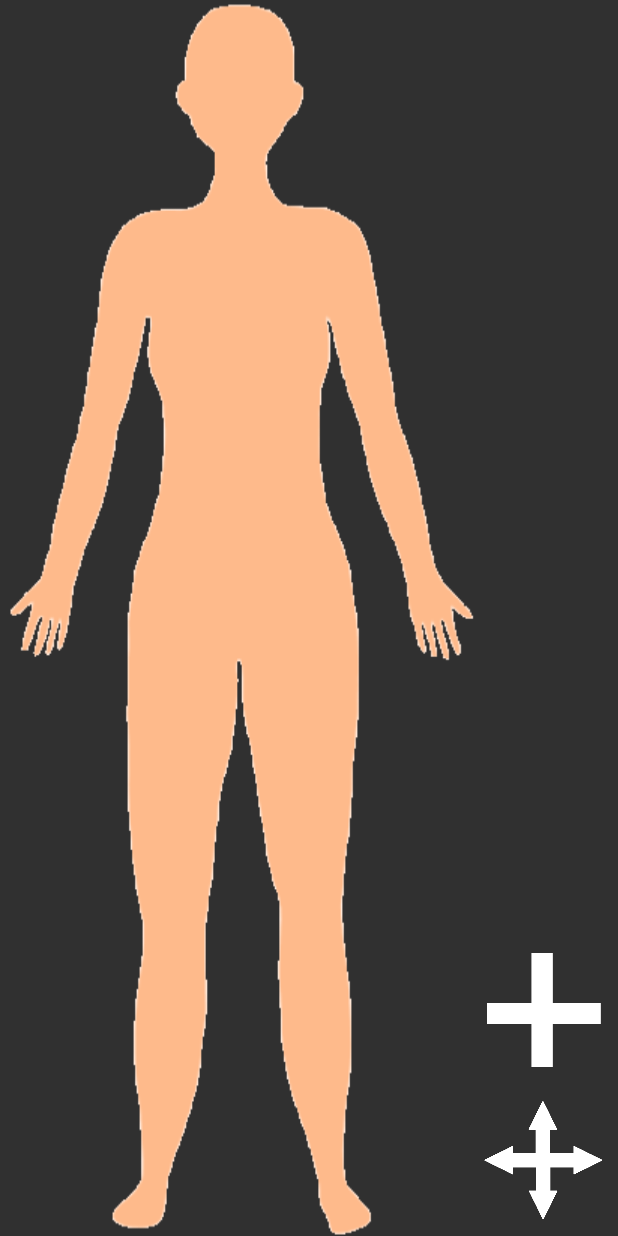
After one commit to clwmrndl92/Health-care, an Android app: the HealthActivity screen opened directly, with no data from a screen before it, on a phone screen of 412 x 824 dp. The commit adds this screen. Run offline under Robolectric (Android 15) with nearby library versions, the phone set to English and light mode, and no system bars; libraries missing offline, so code that uses them is left out: io.realm; 4 statements that could not run were skipped.

Commit message:
[Health] make button
todo : import Quick Action

```diff
--- a/MyApplication/app/src/main/AndroidManifest.xml
+++ b/MyApplication/app/src/main/AndroidManifest.xml
@@ -11,7 +11,7 @@
         android:supportsRtl="true"
         android:theme="@style/AppTheme">
         <activity
-            android:name=".MemoListActivity"
+            android:name=".MainActivity"
             android:screenOrientation="sensorPortrait">
             <intent-filter>
                 <action android:name="android.intent.action.MAIN" />
@@ -19,7 +19,9 @@
                 <category android:name="android.intent.category.LAUNCHER" />
             </intent-filter>
         </activity>
+        <activity android:name=".MemoListActivity"> </activity>
         <activity android:name=".MemoContent"> </activity>
+        <activity android:name=".HealthActivity"> </activity>
     </application>
 
 </manifest>
--- /dev/null
+++ b/MyApplication/app/src/main/res/drawable/selector_health_move.xml
@@ -0,0 +1,5 @@
+<?xml version="1.0" encoding="utf-8"?>
+<selector xmlns:android="http://schemas.android.com/apk/res/android">
+    <item android:state_selected="false" android:drawable="@drawable/icon_move"/>
+    <item android:state_selected="true" android:drawable="@drawable/capture"/>
+</selector>
--- /dev/null
+++ b/MyApplication/app/src/main/res/layout/activity_health.xml
@@ -0,0 +1,38 @@
+<?xml version="1.0" encoding="utf-8"?>
+<RelativeLayout xmlns:android="http://schemas.android.com/apk/res/android"
+    android:layout_width="match_parent" android:layout_height="match_parent">
+
+    <RelativeLayout
+        android:id="@+id/dynamic_button_layout"
+        android:layout_width="wrap_content"
+        android:layout_height="match_parent"
+        android:background="@drawable/body"></RelativeLayout>
+
+    <Button
+        android:id="@+id/health_plus_button"
+        android:layout_width="80dp"
+        android:layout_height="80dp"
+        android:layout_above="@id/health_move_button"
+        android:layout_alignParentRight="true"
+        android:layout_marginStart="10dp"
+        android:layout_marginTop="10dp"
+        android:layout_marginEnd="10dp"
+        android:layout_marginBottom="10dp"
+        android:background="@drawable/plus"
+        android:onClick="pushButton"></Button>
+
+    <Button
+        android:id="@+id/health_move_button"
+        android:layout_width="80dp"
+        android:layout_height="80dp"
+        android:layout_alignParentRight="true"
+        android:layout_alignParentBottom="true"
+        android:layout_marginStart="10dp"
+        android:layout_marginTop="10dp"
+        android:layout_marginEnd="10dp"
+        android:layout_marginRight="307dp"
+        android:layout_marginBottom="10dp"
+        android:background="@drawable/selector_health_move"
+        android:onClick="MoveOnClick"></Button>
+
+</RelativeLayout>
```
Also changed, not shown: MyApplication/app/src/main/java/com/example/myapplication/HealthActivity.java (added, +166 -0 lines), MyApplication/app/src/main/java/com/example/myapplication/HealthRedButton.java (added, +36 -0 lines), MyApplication/app/src/main/java/com/example/myapplication/MainActivity.java (+25 -1 lines), MyApplication/app/src/main/java/com/example/myapplication/MyApplication.java (+7 -0 lines), MyApplication/app/src/main/res/layout/activity_main.xml (added, +29 -0 lines), MyApplication/app/src/main/res/drawable-v24/body.png (added), MyApplication/app/src/main/res/drawable-v24/capture.png (added), MyApplication/app/src/main/res/drawable-v24/icon_move.png (added), MyApplication/app/src/main/res/drawable-v24/plus.png (added), MyApplication/app/src/main/res/drawable-v24/red_button.png (added).
